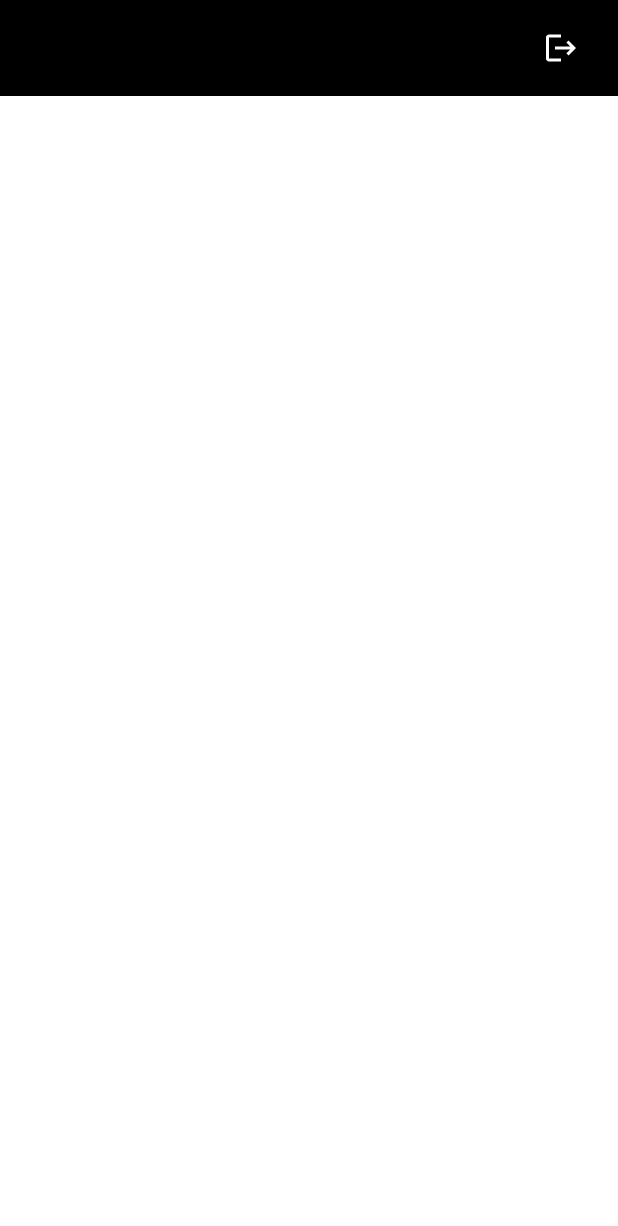
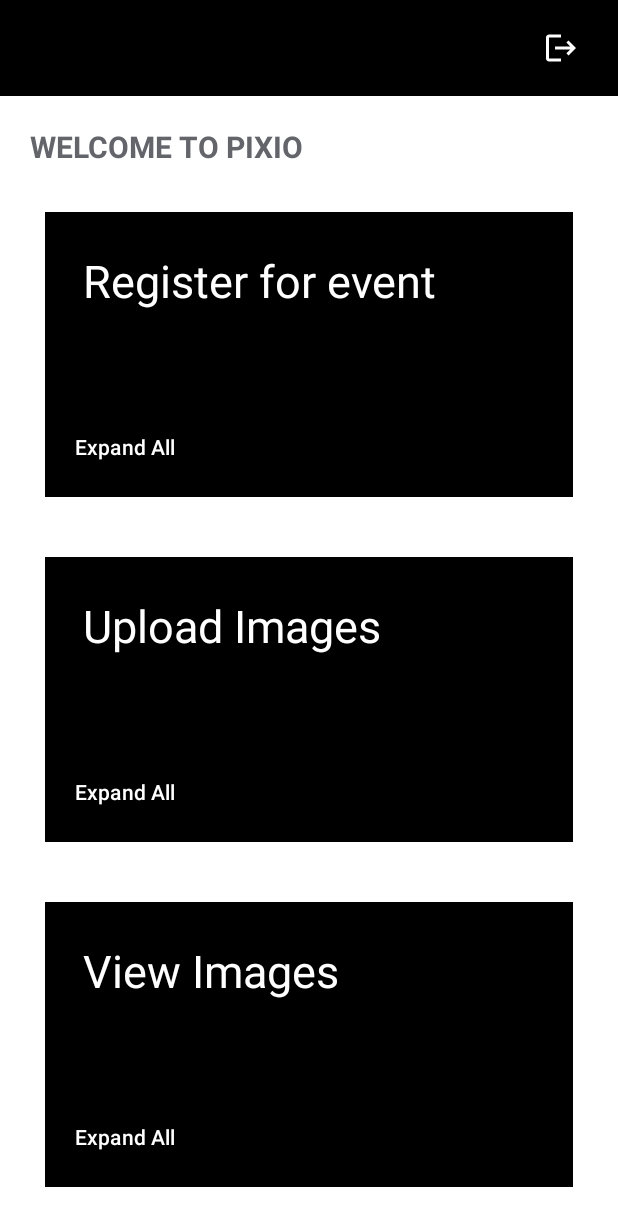
Before and after one commit to ananya-byte/event-gallery-organizer, an Android app: the screen it shows after launch once a user with an empty profile is signed in (MainActivity), on a phone screen of 412 x 824 dp. Shown: the top 1226 px of the screen. Run offline under Robolectric (Android 15) with nearby library versions, the phone set to English and light mode, and no system bars; our stand-ins replace Firebase (no records; nobody signed in at launch, a user with empty details on screens opened directly); 2 statements that could not run were skipped.

Commit message:
added cards for registration of event, uploading and viewing images

```diff
--- a/Signin/app/src/main/java/com/example/signin/MainActivity.java
+++ b/Signin/app/src/main/java/com/example/signin/MainActivity.java
@@ -14,7 +14,7 @@ import com.google.firebase.auth.FirebaseUser;
 
 public class MainActivity extends AppCompatActivity {
     FirebaseAuth auth;
-    Button button;
+    Button logout_button, register_event_button, upload_images_button, view_images_button;
     TextView textView;
     FirebaseUser user;
 
@@ -25,7 +25,10 @@ public class MainActivity extends AppCompatActivity {
         super.onCreate(savedInstanceState);
         setContentView(R.layout.activity_main);
         auth = FirebaseAuth.getInstance();
-        button=findViewById(R.id.logout_button);
+        logout_button=findViewById(R.id.logout_button);
+        register_event_button = findViewById(R.id.event_register_button);
+        upload_images_button = findViewById(R.id.upload_images_button);
+        view_images_button = findViewById(R.id.view_images_button);
         textView = findViewById(R.id.user_details);
         user = auth.getCurrentUser();
         if(user == null){
@@ -36,7 +39,7 @@ public class MainActivity extends AppCompatActivity {
         else {
             textView.setText(user.getEmail());
         }
-        button.setOnClickListener(new View.OnClickListener() {
+        logout_button.setOnClickListener(new View.OnClickListener() {
             @Override
             public void onClick(View v) {
                 FirebaseAuth.getInstance().signOut();
@@ -45,7 +48,25 @@ public class MainActivity extends AppCompatActivity {
                 finish();
             }
         });
+        register_event_button.setOnClickListener(new View.OnClickListener() {
+            @Override
+            public void onClick(View v) {
 
+            }
+        });
 
+        upload_images_button.setOnClickListener(new View.OnClickListener() {
+            @Override
+            public void onClick(View v) {
+
+            }
+        });
+
+        view_images_button.setOnClickListener(new View.OnClickListener() {
+            @Override
+            public void onClick(View v) {
+
+            }
+        });
     }
 }
--- a/Signin/app/src/main/res/layout/activity_main.xml
+++ b/Signin/app/src/main/res/layout/activity_main.xml
@@ -31,5 +31,94 @@
             android:paddingRight="26sp"
             />
     </androidx.appcompat.widget.Toolbar>
+<ScrollView
+    android:layout_width="match_parent"
+    android:layout_height="match_parent">
+    <LinearLayout
+        android:layout_width="match_parent"
+        android:layout_height="wrap_content"
+        android:layout_margin="10dp"
+        android:orientation="vertical">
+        <TextView
+            android:layout_width="wrap_content"
+            android:layout_height="wrap_content"
+            android:text="WELCOME TO PIXIO"
+            android:textSize="20sp"
+            android:textColor="#64656b"
+            android:textAllCaps="true"
+            android:textStyle="bold"
+            android:padding="10dp"
+            />
+        <RelativeLayout
+            android:layout_width="match_parent"
+            android:layout_height="190dp"
+            android:background="@color/black"
+            android:layout_margin="20dp"
+            >
+            <TextView
+                android:layout_width="wrap_content"
+                android:layout_height="wrap_content"
+                android:text="Register for event"
+                android:padding="25dp"
+                android:textSize="30sp"
+                android:textColor="@color/white"/>
+            <Button
+                android:id="@+id/event_register_button"
+                android:layout_width="wrap_content"
+                android:layout_height="wrap_content"
+                android:text="Expand All"
+                android:textColor="@color/white"
+                android:background="#00000000"
+                android:padding="20dp"
+                android:layout_alignParentBottom="true"/>
 
+        </RelativeLayout>
+        <RelativeLayout
+            android:layout_width="match_parent"
+            android:layout_height="190dp"
+            android:background="@color/black"
+            android:layout_margin="20dp">
+            <TextView
+                android:layout_width="wrap_content"
+                android:layout_height="wrap_content"
+                android:text="Upload Images"
+                android:padding="25dp"
+                android:textSize="30sp"
+                android:textColor="@color/white"/>
+            <Button
+                android:id="@+id/upload_images_button"
+                android:layout_width="wrap_content"
+                android:layout_height="wrap_content"
+                android:text="Expand All"
+                android:textColor="@color/white"
+                android:background="#00000000"
+                android:padding="20dp"
+                android:layout_alignParentBottom="true"/>
+
+        </RelativeLayout>
+        <RelativeLayout
+            android:layout_width="match_parent"
+            android:layout_height="190dp"
+            android:background="@color/black"
+            android:layout_margin="20dp">
+            <TextView
+                android:layout_width="wrap_content"
+                android:layout_height="wrap_content"
+                android:text="View Images"
+                android:padding="25dp"
+                android:textSize="30sp"
+                android:textColor="@color/white"/>
+            <Button
+                android:id="@+id/view_images_button"
+                android:layout_width="wrap_content"
+                android:layout_height="wrap_content"
+                android:text="Expand All"
+                android:textColor="@color/white"
+                android:background="#00000000"
+                android:padding="20dp"
+                android:layout_alignParentBottom="true"/>
+
+        </RelativeLayout>
+    </LinearLayout>
+</ScrollView>
 </LinearLayout>
--- a/Signin/app/src/main/res/values/strings.xml
+++ b/Signin/app/src/main/res/values/strings.xml
@@ -1,3 +1,4 @@
 <resources>
     <string name="app_name">Sign in</string>
+    <string name="expand_all" />
 </resources>
```
